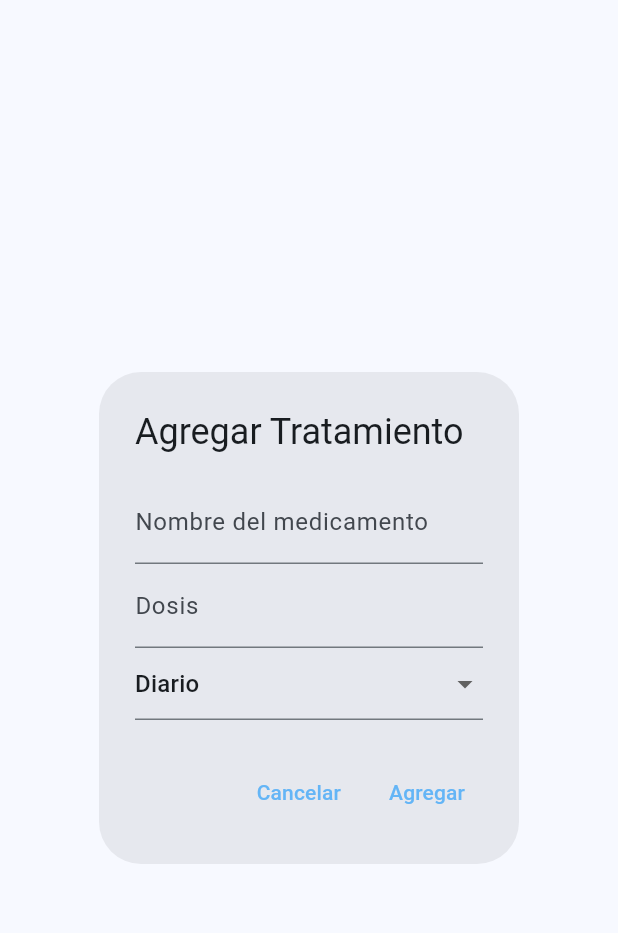
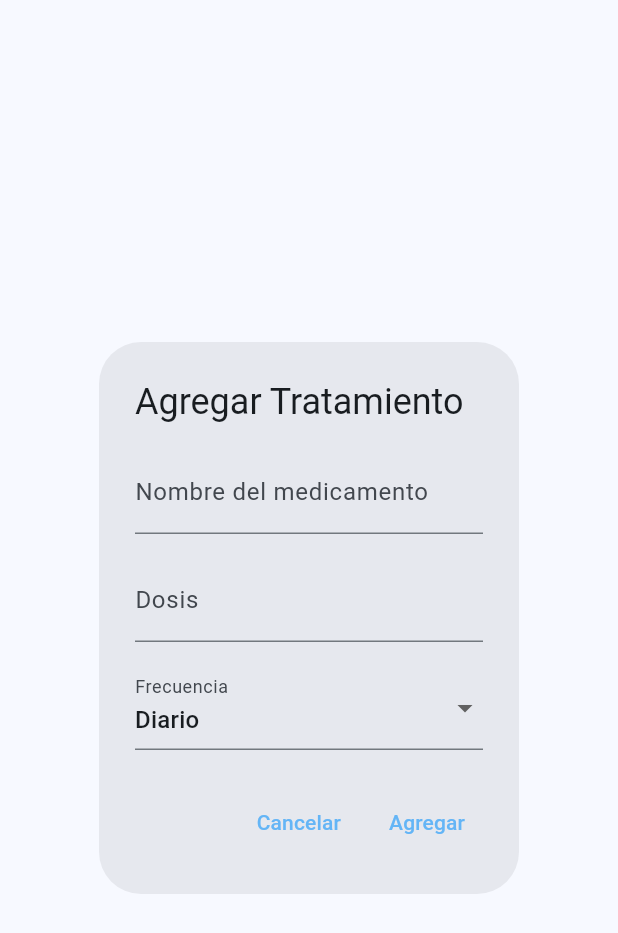
Before and after one commit to Ro-72/Lunglyv1, a Flutter app: the AddTreatmentDialog widget shown alone on an empty page, opened directly, on a phone screen of 412 x 824 dp. Shown: the top 933 px of the screen. Run offline on Flutter 3.47's test engine with Material 3 defaults, Android fonts, the phone set to English and light mode, and no system bars; our stand-ins replace cloud_firestore, firebase_auth, firebase_core; accounts and stored records are empty.

Commit message:
TRAMIENTO POPUP "ARREGLADO"

```diff
--- a/lib/pages/tratamiento_page.dart
+++ b/lib/pages/tratamiento_page.dart
@@ -550,8 +550,8 @@ class _AddTreatmentDialogState extends State<AddTreatmentDialog> {
   Widget build(BuildContext context) {
     return AlertDialog(
       title: const Text('Agregar Tratamiento'),
-      content: Column(
-        mainAxisSize: MainAxisSize.min,
+      content: SingleChildScrollView(
+        child: ListBody(
           children: [
             TextField(
               controller: _nameController,
@@ -559,12 +559,15 @@ class _AddTreatmentDialogState extends State<AddTreatmentDialog> {
                 labelText: 'Nombre del medicamento',
               ),
             ),
+            const SizedBox(height: 16),
             TextField(
               controller: _dosageController,
               decoration: const InputDecoration(labelText: 'Dosis'),
             ),
+            const SizedBox(height: 16),
             DropdownButtonFormField<String>(
               value: _frequency,
+              decoration: const InputDecoration(labelText: 'Frecuencia'),
               items:
                   ['Diario', 'Cada 12 horas', 'Cada 8 horas']
                       .map((f) => DropdownMenuItem(value: f, child: Text(f)))
@@ -572,6 +575,7 @@ class _AddTreatmentDialogState extends State<AddTreatmentDialog> {
               onChanged: (value) => setState(() => _frequency = value!),
             ),
           ],
+        ),
       ),
       actions: [
         TextButton(
```
Lines whose indentation alone changed are shown as unchanged.
